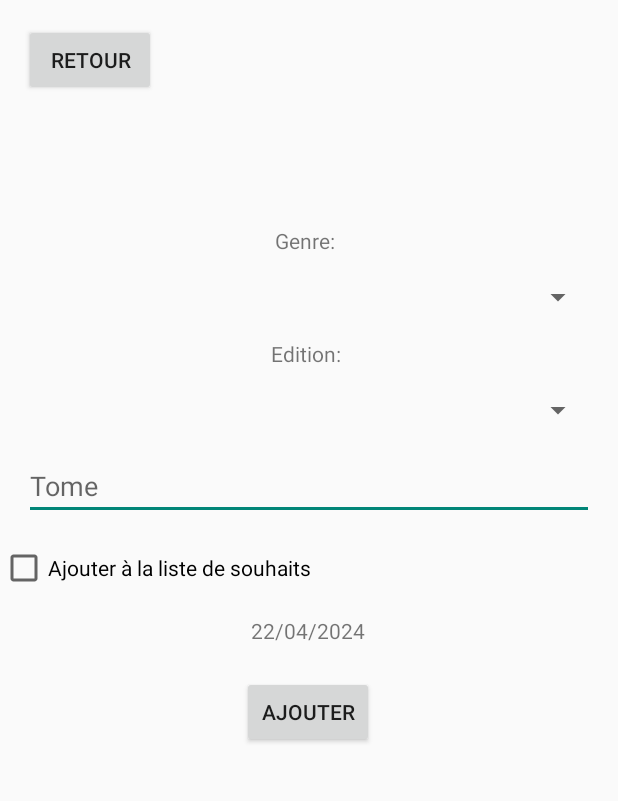
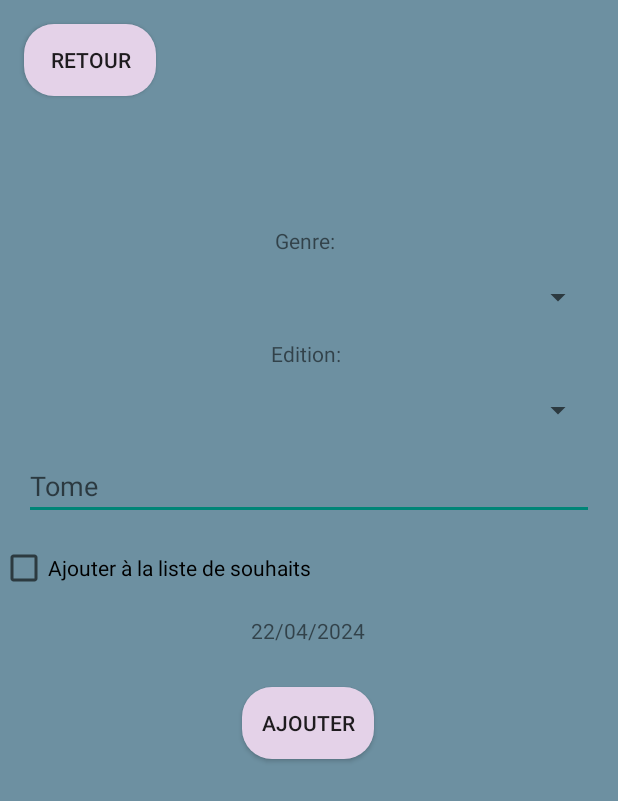
Before and after one commit to LeaVenturoli/Projet-Mobile, an Android app: the BookDetails screen opened directly, with no data from a screen before it, on a phone screen of 412 x 824 dp. Shown: the top 801 px of the screen. Run offline under Robolectric (Android 15) with nearby library versions, the phone set to English and light mode, and no system bars; network calls fail; 1 statement that could not run was skipped.

```diff
--- a/app/src/main/AndroidManifest.xml
+++ b/app/src/main/AndroidManifest.xml
@@ -8,6 +8,8 @@
 
     <uses-permission android:name="android.permission.CAMERA" />
     <uses-permission android:name="android.permission.INTERNET" />
+    <uses-permission android:name="android.permission.READ_EXTERNAL_STORAGE" />
+
 
     <application
         android:allowBackup="true"
--- a/app/src/main/java/com/example/booky/BookDetails.kt
+++ b/app/src/main/java/com/example/booky/BookDetails.kt
@@ -1,8 +1,11 @@
 package com.example.booky
 
 import android.annotation.SuppressLint
+import android.app.Activity
 import android.content.Intent
+import android.net.Uri
 import android.os.Bundle
+import android.provider.MediaStore
 import android.util.Log
 import android.widget.*
 import android.widget.Toast.*
@@ -50,6 +53,7 @@ class BookDetails : AppCompatActivity() {
 
         val currentDate = SimpleDateFormat("dd/MM/yyyy").format(Date())
         binding.date.text = currentDate
+
 
         val addButton = findViewById<Button>(R.id.addButton)
         addButton.setOnClickListener {
@@ -179,4 +183,8 @@ class BookDetails : AppCompatActivity() {
             }
         })
     }
+
+    companion object {
+        private const val REQUEST_IMAGE_GALLERY = 100
+    }
 }
--- a/app/src/main/res/layout/activity_book_details.xml
+++ b/app/src/main/res/layout/activity_book_details.xml
@@ -4,7 +4,8 @@
     xmlns:tools="http://schemas.android.com/tools"
     android:layout_width="match_parent"
     android:layout_height="match_parent"
-    tools:context=".BookDetails">
+    tools:context=".BookDetails"
+    android:background="#6d90a1">>
 
     <Button
         android:id="@+id/backButton"
@@ -15,6 +16,7 @@
         app:layout_constraintStart_toStartOf="parent"
         android:layout_marginTop="16dp"
         android:layout_marginStart="16dp"
+        android:background="@drawable/rose"
         android:onClick="onBackButtonClick" />
 
     <TextView
@@ -110,13 +112,26 @@
         android:id="@+id/addButton"
         android:layout_width="wrap_content"
         android:layout_height="wrap_content"
-        android:layout_marginTop="104dp"
+        android:layout_marginTop="28dp"
         android:onClick="onAddButtonClick"
         android:text="Ajouter"
         app:layout_constraintEnd_toEndOf="parent"
         app:layout_constraintHorizontal_bias="0.498"
         app:layout_constraintStart_toStartOf="parent"
-        app:layout_constraintTop_toBottomOf="@id/tome" />
+        android:background="@drawable/rose"
+        app:layout_constraintTop_toBottomOf="@id/date" />
+
+
+    <ImageView
+        android:id="@+id/imageView"
+        android:layout_width="wrap_content"
+        android:layout_height="wrap_content"
+        android:layout_marginTop="16dp"
+        android:visibility="gone"
+        app:layout_constraintStart_toStartOf="parent"
+        app:layout_constraintTop_toBottomOf="@id/addButton" />
+
+
 
     <CheckBox
         android:id="@+id/wishlistCheckBox"
@@ -126,7 +141,8 @@
         android:checked="false"
         android:text="Ajouter à la liste de souhaits"
         app:layout_constraintTop_toBottomOf="@id/tome"
-        tools:layout_editor_absoluteX="101dp" />
+        tools:layout_editor_absoluteX="101dp"
+        tools:ignore="MissingConstraints" />
 
     <TextView
         android:id="@+id/date"
--- a/app/src/main/res/layout/activity_scan.xml
+++ b/app/src/main/res/layout/activity_scan.xml
@@ -27,7 +27,6 @@
         android:layout_marginTop="44dp"
         android:background="@drawable/rose"
         android:text="Appuyer pour scanner"
-        android:typeface="serif"
         app:layout_constraintEnd_toEndOf="parent"
         app:layout_constraintHorizontal_bias="0.495"
         app:layout_constraintStart_toStartOf="parent"
--- a/build.gradle.kts
+++ b/build.gradle.kts
@@ -1,5 +1,5 @@
 // Top-level build file where you can add configuration options common to all sub-projects/modules.
 plugins {
-    id("com.android.application") version "8.3.1" apply false
+    id("com.android.application") version "8.3.2" apply false
     id("org.jetbrains.kotlin.android") version "2.0.0-Beta4" apply false
 }
```
Also changed, not shown: app/src/main/res/layout/activity_main.xml (+6 -11 lines), app/src/main/res/layout/activity_register.xml (+8 -16 lines), app/src/main/res/layout/activity_souhait.xml (+4 -9 lines).
